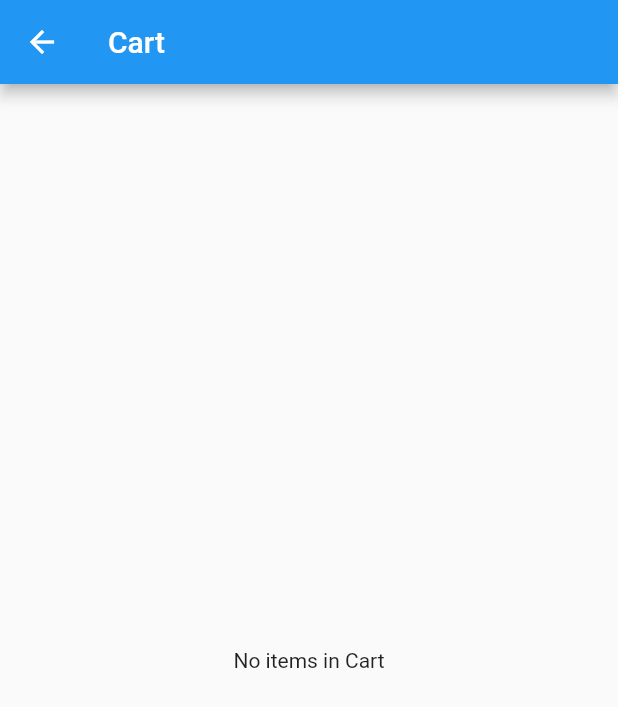
After one commit to caghevia/pack_ecommers, a Flutter app: the CartPage screen opened directly, on a phone screen of 412 x 824 dp. The commit adds this screen. Shown: the top 707 px of the screen. Run offline on Flutter 3.47's test engine with Material 2 defaults, Android fonts, the phone set to English and light mode, and no system bars; our stand-ins replace rxdart.

Commit message:
mod3 ended

```diff
--- /dev/null
+++ b/lib/blocs/cart_bloc.dart
@@ -0,0 +1,33 @@
+import 'dart:async';
+
+import 'package:pack_ecommers/models/cart.dart';
+import 'package:pack_ecommers/models/product.dart';
+import 'package:pack_ecommers/widgets/bloc_provider.dart';
+import 'package:rxdart/subjects.dart';
+
+class CartBloc extends BlocBase {
+  CartBloc() {
+    getCart();
+  }
+
+  Cart _cart;
+  Cart get cart => _cart;
+
+  final _productsController = BehaviorSubject<List<Product>>();
+  Stream<List<Product>> get outProducts => _productsController.stream;
+  Sink<List<Product>> get _inProducts => _productsController.sink;
+
+  final _countController = BehaviorSubject<int>();
+  Stream<int> get outCount => _countController.stream;
+  Sink<int> get _inCount => _countController.sink;
+
+  @override
+  void dispose() {
+    _productsController.close();
+    _countController.close();
+  }
+
+  void getCart() {
+    _cart = Cart();
+  }
+}
--- a/lib/main.dart
+++ b/lib/main.dart
@@ -1,3 +1,4 @@
+import 'package:pack_ecommers/blocs/cart_bloc.dart';
 import 'package:pack_ecommers/blocs/categories_bloc.dart';
 import 'package:pack_ecommers/pages/home_page.dart';
 import 'package:pack_ecommers/widgets/bloc_provider.dart';
@@ -11,7 +12,9 @@ class MyApp extends StatelessWidget {
   // This widget is the root of your application.
   @override
   Widget build(BuildContext context) {
-    return MaterialApp(
+    return BlocProvider<CartBloc>(
+      bloc: CartBloc(),
+      child: MaterialApp(
         title: 'Flutter Demo',
         theme: ThemeData(
           primarySwatch: Colors.blue,
@@ -20,6 +23,7 @@ class MyApp extends StatelessWidget {
           bloc: CategoriesBloc(),
           child: MyHomePage(),
         ),
+      ),
     );
   }
 }
--- /dev/null
+++ b/lib/models/cart.dart
@@ -0,0 +1,6 @@
+import 'package:pack_ecommers/models/product.dart';
+
+class Cart {
+  int itemCount = 0;
+  List<Product> products = List();
+}
--- /dev/null
+++ b/lib/pages/cart_page.dart
@@ -0,0 +1,15 @@
+import 'package:flutter/material.dart';
+
+class CartPage extends StatelessWidget {
+  @override
+  Widget build(BuildContext context) {
+    return Scaffold(
+      appBar: AppBar(
+        title: Text('Cart'),
+      ),
+      body: Center(
+        child: Text('No items in Cart'),
+      ),
+    );
+  }
+}
```
Also changed, not shown: pubspec.yaml (+2 -7 lines). Lines whose indentation alone changed are shown as unchanged.
